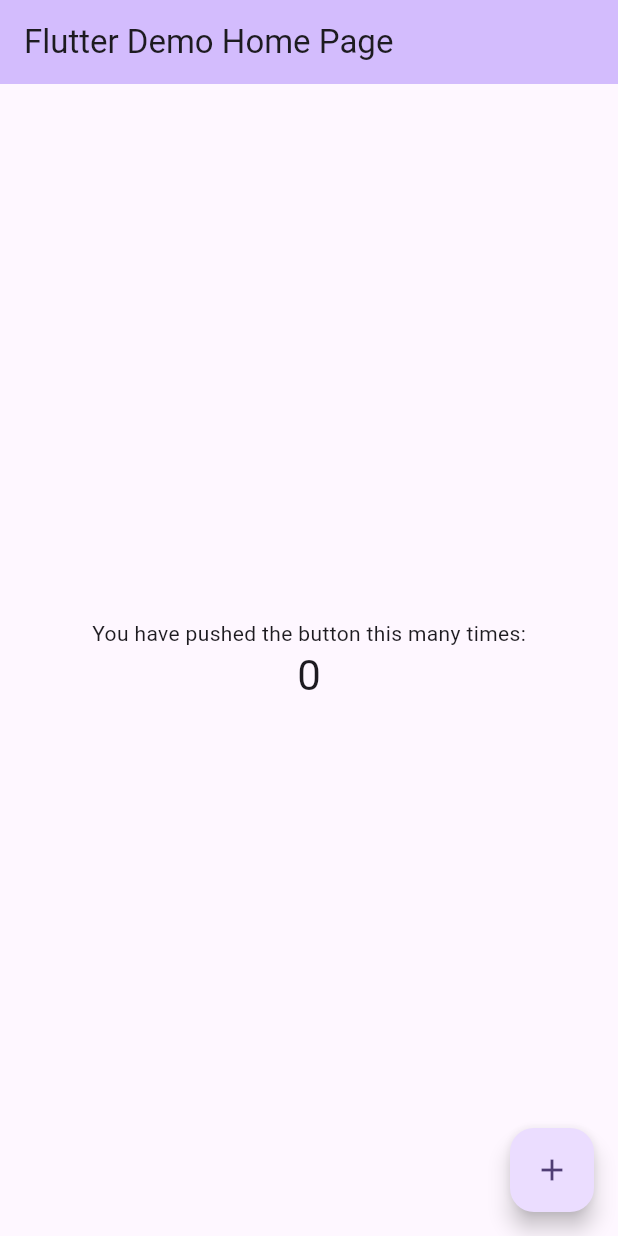
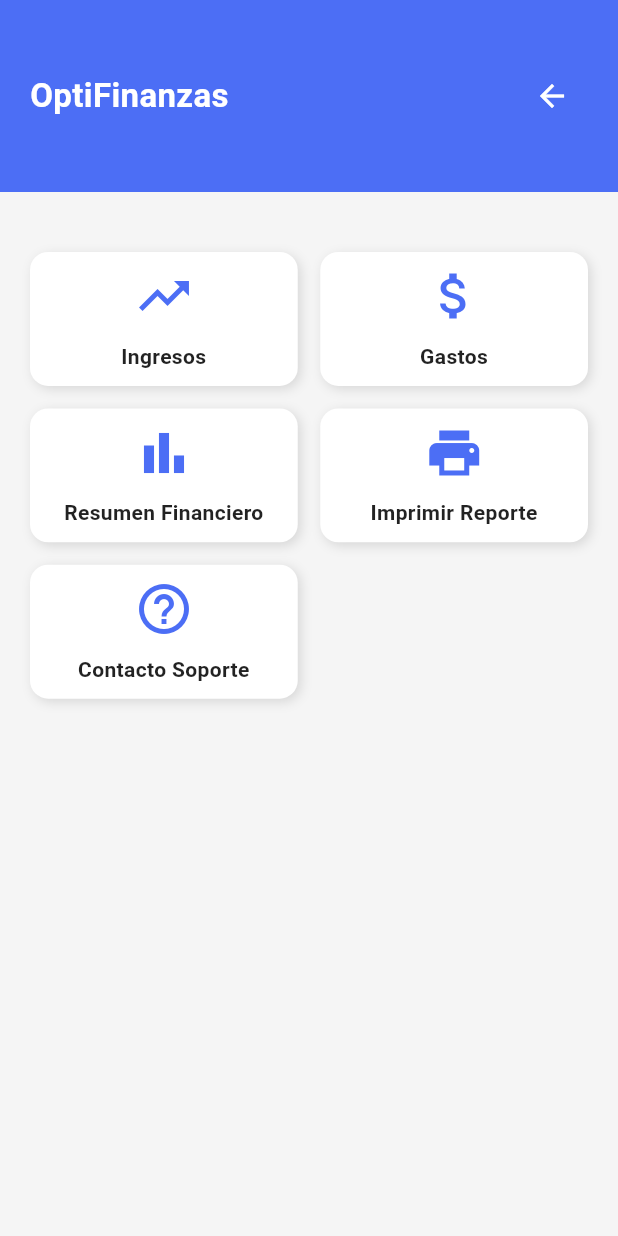
Before and after one commit to PartTimeCoding/app_gastos, a Flutter app: the screen it shows after launch, on a phone screen of 412 x 824 dp. Run offline on Flutter 3.47's test engine with Material 3 defaults, Android fonts, the phone set to English and light mode, and no system bars.

Commit message:
Update menu.dart

```diff
--- a/lib/main.dart
+++ b/lib/main.dart
@@ -1,3 +1,4 @@
+import 'package:app_gastos/screens/menu.dart';
 import 'package:flutter/material.dart';
 
 void main() {
@@ -7,116 +8,8 @@ void main() {
 class MyApp extends StatelessWidget {
   const MyApp({super.key});
 
-  // This widget is the root of your application.
   @override
   Widget build(BuildContext context) {
-    return MaterialApp(
-      title: 'Flutter Demo',
-      theme: ThemeData(
-        // This is the theme of your application.
-        //
-        // TRY THIS: Try running your application with "flutter run". You'll see
-        // the application has a purple toolbar. Then, without quitting the app,
-        // try changing the seedColor in the colorScheme below to Colors.green
-        // and then invoke "hot reload" (save your changes or press the "hot
-        // reload" button in a Flutter-supported IDE, or press "r" if you used
-        // the command line to start the app).
-        //
-        // Notice that the counter didn't reset back to zero; the application
-        // state is not lost during the reload. To reset the state, use hot
-        // restart instead.
-        //
-        // This works for code too, not just values: Most code changes can be
-        // tested with just a hot reload.
-        colorScheme: ColorScheme.fromSeed(seedColor: Colors.deepPurple),
-      ),
-      home: const MyHomePage(title: 'Flutter Demo Home Page'),
-    );
+    return const MaterialApp(home: menu());
   }
 }
-
-class MyHomePage extends StatefulWidget {
-  const MyHomePage({super.key, required this.title});
-
-  // This widget is the home page of your application. It is stateful, meaning
-  // that it has a State object (defined below) that contains fields that affect
-  // how it looks.
-
-  // This class is the configuration for the state. It holds the values (in this
-  // case the title) provided by the parent (in this case the App widget) and
-  // used by the build method of the State. Fields in a Widget subclass are
-  // always marked "final".
-
-  final String title;
-
-  @override
-  State<MyHomePage> createState() => _MyHomePageState();
-}
-
-class _MyHomePageState extends State<MyHomePage> {
-  int _counter = 0;
-
-  void _incrementCounter() {
-    setState(() {
-      // This call to setState tells the Flutter framework that something has
-      // changed in this State, which causes it to rerun the build method below
-      // so that the display can reflect the updated values. If we changed
-      // _counter without calling setState(), then the build method would not be
-      // called again, and so nothing would appear to happen.
-      _counter++;
-    });
-  }
-
-  @override
-  Widget build(BuildContext context) {
-    // This method is rerun every time setState is called, for instance as done
-    // by the _incrementCounter method above.
-    //
-    // The Flutter framework has been optimized to make rerunning build methods
-    // fast, so that you can just rebuild anything that needs updating rather
-    // than having to individually change instances of widgets.
-    return Scaffold(
-      appBar: AppBar(
-        // TRY THIS: Try changing the color here to a specific color (to
-        // Colors.amber, perhaps?) and trigger a hot reload to see the AppBar
-        // change color while the other colors stay the same.
-        backgroundColor: Theme.of(context).colorScheme.inversePrimary,
-        // Here we take the value from the MyHomePage object that was created by
-        // the App.build method, and use it to set our appbar title.
-        title: Text(widget.title),
-      ),
-      body: Center(
-        // Center is a layout widget. It takes a single child and positions it
-        // in the middle of the parent.
-        child: Column(
-          // Column is also a layout widget. It takes a list of children and
-          // arranges them vertically. By default, it sizes itself to fit its
-          // children horizontally, and tries to be as tall as its parent.
-          //
-          // Column has various properties to control how it sizes itself and
-          // how it positions its children. Here we use mainAxisAlignment to
-          // center the children vertically; the main axis here is the vertical
-          // axis because Columns are vertical (the cross axis would be
-          // horizontal).
-          //
-          // TRY THIS: Invoke "debug painting" (choose the "Toggle Debug Paint"
-          // action in the IDE, or press "p" in the console), to see the
-          // wireframe for each widget.
-          mainAxisAlignment: MainAxisAlignment.center,
-          children: <Widget>[
-            const Text('You have pushed the button this many times:'),
-            Text(
-              '$_counter',
-              style: Theme.of(context).textTheme.headlineMedium,
-            ),
-          ],
-        ),
-      ),
-      floatingActionButton: FloatingActionButton(
-        onPressed: _incrementCounter,
-        tooltip: 'Increment',
-        child: const Icon(Icons.add),
-      ), // This trailing comma makes auto-formatting nicer for build methods.
-    );
-  }
-}
--- a/lib/screens/contactenos.dart
+++ b/lib/screens/contactenos.dart
@@ -1,6 +1,8 @@
 import 'package:flutter/material.dart';
 
 class Contactenos extends StatelessWidget {
+  const Contactenos({Key? key}) : super(key: key);
+
   @override
   Widget build(BuildContext context) {
     return MaterialApp(
--- a/lib/screens/crearReporte.dart
+++ b/lib/screens/crearReporte.dart
@@ -0,0 +1,16 @@
+// importando la liberia material
+import 'package:flutter/material.dart';
+
+class reporte extends StatelessWidget {
+  const reporte({Key? key}) : super(key: key);
+
+  Widget build(BuildContext context) {
+    return Scaffold(
+      appBar: AppBar(
+        backgroundColor: Color.fromARGB(255, 43, 247, 230),
+        title: const Text("Contactenos"),
+      ),
+      body: const Text("Programación movil II "),
+    );
+  }
+} // fin de la clase
--- a/lib/screens/menu.dart
+++ b/lib/screens/menu.dart
@@ -0,0 +1,154 @@
+import 'package:flutter/material.dart';
+import 'package:app_gastos/screens/contactenos.dart';
+import 'package:app_gastos/screens/crearReporte.dart';
+import 'package:app_gastos/screens/gastos.dart';
+import 'package:app_gastos/screens/ingresos.dart';
+import 'package:app_gastos/screens/tusFinanzas.dart';
+import 'package:app_gastos/screens/login.dart';
+
+class menu extends StatelessWidget {
+  const menu({Key? key}) : super(key: key);
+
+  @override
+  Widget build(BuildContext context) {
+    return Scaffold(
+      backgroundColor: Colors.grey[100],
+      body: Column(
+        children: [
+          // Encabezado azul con solo el título y botón de retroceso
+          Container(
+            padding: const EdgeInsets.symmetric(vertical: 40, horizontal: 20),
+            width: double.infinity,
+            color: const Color(0xFF4C6EF5),
+            child: Row(
+              mainAxisAlignment: MainAxisAlignment.spaceBetween,
+              children: [
+                const Text(
+                  'OptiFinanzas',
+                  style: TextStyle(
+                    color: Colors.white,
+                    fontSize: 22,
+                    fontWeight: FontWeight.bold,
+                  ),
+                ),
+                IconButton(
+                  icon: const Icon(Icons.arrow_back, color: Colors.white),
+                  onPressed: () {
+                    Navigator.pushReplacement(
+                      context,
+                      MaterialPageRoute(builder: (context) => const login()),
+                    );
+                  },
+                ),
+              ],
+            ),
+          ),
+          const SizedBox(height: 20),
+          GridView.count(
+            shrinkWrap: true,
+            padding: const EdgeInsets.all(20),
+            crossAxisCount: 2,
+            crossAxisSpacing: 15,
+            mainAxisSpacing: 15,
+            childAspectRatio: 2, // Ajuste para que no sean tan grandes
+            children: [
+              _menuCard(
+                context,
+                icon: Icons.trending_up,
+                label: 'Ingresos',
+                onTap:
+                    () => Navigator.push(
+                      context,
+                      MaterialPageRoute(builder: (context) => const ingresos()),
+                    ),
+              ),
+              _menuCard(
+                context,
+                icon: Icons.attach_money,
+                label: 'Gastos',
+                onTap:
+                    () => Navigator.push(
+                      context,
+                      MaterialPageRoute(builder: (context) => const gastos()),
+                    ),
+              ),
+              _menuCard(
+                context,
+                icon: Icons.bar_chart,
+                label: 'Resumen Financiero',
+                onTap:
+                    () => Navigator.push(
+                      context,
+                      MaterialPageRoute(builder: (context) => const finanzas()),
+                    ),
+              ),
+              _menuCard(
+                context,
+                icon: Icons.print,
+                label: 'Imprimir Reporte',
+                onTap:
+                    () => Navigator.push(
+                      context,
+                      MaterialPageRoute(builder: (context) => const reporte()),
+                    ),
+              ),
+              _menuCard(
+                context,
+                icon: Icons.help_outline,
+                label: 'Contacto Soporte',
+                onTap:
+                    () => Navigator.push(
+                      context,
+                      MaterialPageRoute(
+                        builder: (context) => const Contactenos(),
+                      ),
+                    ),
+              ),
+            ],
+          ),
+        ],
+      ),
+    );
+  }
+
+  // Widget reutilizable para las tarjetas del menú
+  Widget _menuCard(
+    BuildContext context, {
+    required IconData icon,
+    required String label,
+    required Function() onTap,
+  }) {
+    return InkWell(
+      onTap: onTap,
+      child: Container(
+        decoration: BoxDecoration(
+          color: Colors.white,
+          borderRadius: BorderRadius.circular(12),
+          boxShadow: [
+            BoxShadow(
+              color: Colors.black12,
+              blurRadius: 6,
+              offset: const Offset(2, 2),
+            ),
+          ],
+        ),
+        child: Column(
+          mainAxisAlignment: MainAxisAlignment.center,
+          children: [
+            Icon(icon, color: const Color(0xFF4C6EF5), size: 40),
+            const SizedBox(height: 10),
+            Text(
+              label,
+              textAlign: TextAlign.center,
+              style: const TextStyle(
+                color: Colors.black87,
+                fontSize: 14,
+                fontWeight: FontWeight.w600,
+              ),
+            ),
+          ],
+        ),
+      ),
+    );
+  }
+}
```
Also changed, not shown: lib/screens/gastos.dart (+16 -0 lines), lib/screens/ingresos.dart (+16 -0 lines), lib/screens/login.dart (+16 -0 lines), lib/screens/tusFinanzas.dart (+16 -0 lines).
